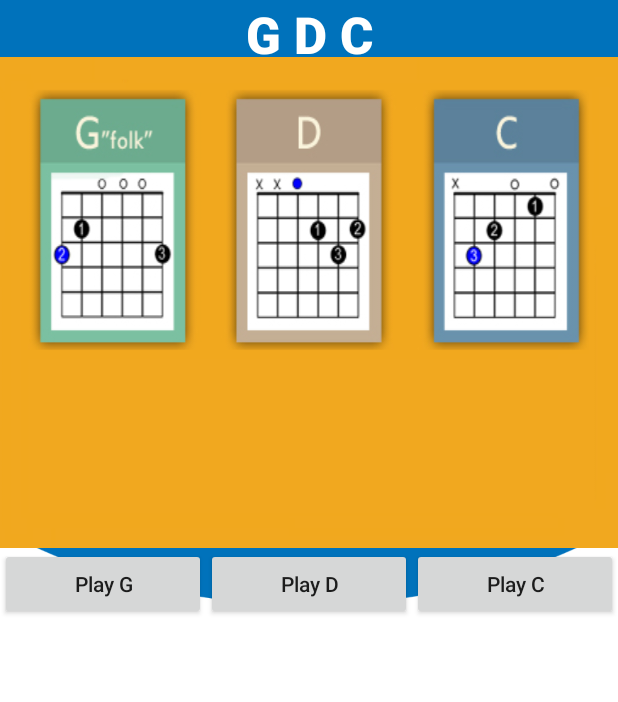
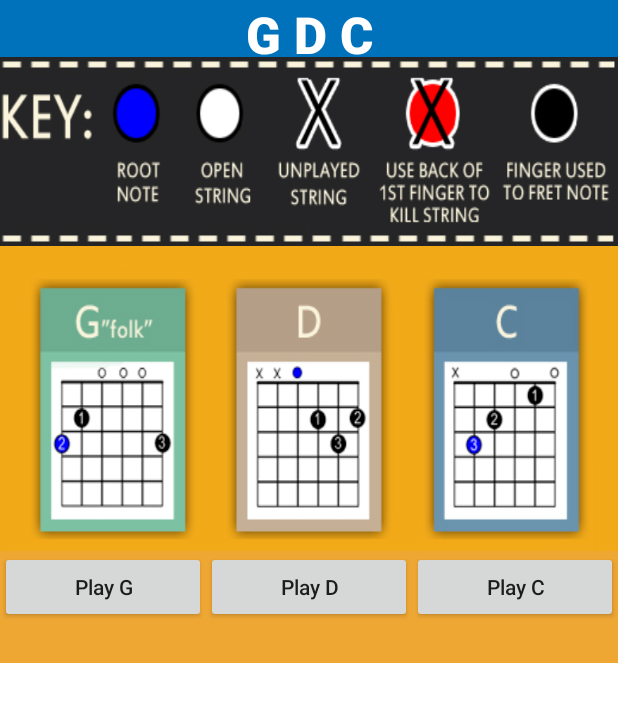
Before and after one commit to buddycoding/MyApplication2, an Android app: the ChordSheetActivity screen opened directly, with no data from a screen before it, after a tap on an icon or button, on a phone screen of 412 x 824 dp. Shown: the top 702 px of the screen. Run offline under Robolectric (Android 15) with nearby library versions, the light colour scheme and no system bars; Roboto replaces fonts that are not available here.

Commit message:
button layout update on chords sheet

```diff
--- a/app/src/main/AndroidManifest.xml
+++ b/app/src/main/AndroidManifest.xml
@@ -9,7 +9,7 @@
         android:roundIcon="@mipmap/ic_launcher_round"
         android:supportsRtl="true"
         android:theme="@style/AppTheme">
-        <activity android:name=".ChordsSounds"></activity>
+        <activity android:name=".ChordsSoundsActivity"></activity>
         <activity android:name=".SongsChordsActivity" />
         <activity
             android:name=".QuestionsActivity"
--- a/app/src/main/java/com/example/myapplication/Adapters/ChordsList.java
+++ b/app/src/main/java/com/example/myapplication/Adapters/ChordsList.java
@@ -4,15 +4,17 @@ import java.util.ArrayList;
 
 public class ChordsList {
     private String mChordName;
-    private String mSongArtist;
+    private int mChordColor;
 
-    public ChordsList(String chordName){
+    public ChordsList(String chordName, int chordNameColor){
         mChordName = chordName;
+        mChordColor = chordNameColor;
     }
 
     public String getName() {
         return mChordName;
     }
+    public int getColor(){ return mChordColor; }
 
     public static ArrayList<ChordsList> createChordList(){
         ArrayList<ChordsList> chords = new ArrayList<>();
@@ -34,12 +36,17 @@ public class ChordsList {
         chords.add(new ChordsList("E7"));
         chords.add(new ChordsList("A7"));*/
 
-        chords.add(new ChordsList("gdc"));
-        chords.add(new ChordsList("emamg"));
-        chords.add(new ChordsList("ae"));
-        chords.add(new ChordsList("dmbmf"));
-        chords.add(new ChordsList("f7f9"));
-        chords.add(new ChordsList("d7e7a7"));
+        /*
+            color codes:
+                0   yellow
+                1   red
+         */
+        chords.add(new ChordsList("gdc", 0));
+        chords.add(new ChordsList("emamg", 1));
+        chords.add(new ChordsList("ae", 0));
+        chords.add(new ChordsList("dmbmf", 1));
+        chords.add(new ChordsList("f7f9",  0));
+        chords.add(new ChordsList("d7e7a7", 1));
 
 
         return chords;
--- a/app/src/main/java/com/example/myapplication/ChordSheetActivity.java
+++ b/app/src/main/java/com/example/myapplication/ChordSheetActivity.java
@@ -1,6 +1,5 @@
 package com.example.myapplication;
 
-import android.media.MediaPlayer;
 import android.support.v7.app.AppCompatActivity;
 import android.os.Bundle;
 import android.support.v7.widget.LinearLayoutManager;
@@ -46,8 +45,9 @@ public class ChordSheetActivity extends AppCompatActivity {
     public void userItemClick(int pos) {
 
         Toast.makeText(this, "Clicked User : " + chords.get(pos).getName(), Toast.LENGTH_SHORT).show();
-        Intent intent = new Intent(this, ChordsSounds.class);
+        Intent intent = new Intent(this, ChordsSoundsActivity.class);
         intent.putExtra("ChordsName", chords.get(pos).getName());
+        intent.putExtra("ChordsColor", chords.get(pos).getColor());
         startActivity(intent);
         /*
         Intent intent = new Intent (this, SongsChordsActivity.class);
--- a/app/src/main/java/com/example/myapplication/ChordsSounds.java
+++ b/app/src/main/java/com/example/myapplication/ChordsSoundsActivity.java
@@ -1,18 +1,14 @@
 package com.example.myapplication;
 
-import android.content.Context;
 import android.content.Intent;
 import android.graphics.Color;
 import android.media.MediaPlayer;
 import android.net.Uri;
 import android.support.v7.app.AppCompatActivity;
 import android.os.Bundle;
-import android.util.Log;
-import android.view.Gravity;
 import android.view.View;
 import android.view.ViewGroup;
 import android.widget.Button;
-import android.widget.FrameLayout;
 import android.widget.ImageView;
 import android.widget.LinearLayout;
 import android.widget.RelativeLayout;
@@ -21,7 +17,7 @@ import android.widget.TextView;
 import java.util.ArrayList;
 import java.util.List;
 
-public class ChordsSounds extends AppCompatActivity {
+public class ChordsSoundsActivity extends AppCompatActivity {
 
     private MediaPlayer media;
     private List<Button> btnList;
@@ -35,6 +31,7 @@ public class ChordsSounds extends AppCompatActivity {
         TextView chordsName = findViewById(R.id.chordsNames);
 
         String chordsNameString = myIntent.getStringExtra("ChordsName");
+        int colorChords = myIntent.getIntExtra("ChordsColor",0);
 
         chordsName.setText(chordsNameString.toUpperCase().replaceAll(".(?!$)", "$0 "));
 
@@ -101,7 +98,17 @@ public class ChordsSounds extends AppCompatActivity {
 
         LinearLayout.LayoutParams lp = new LinearLayout.LayoutParams(-1, -2);
         newLL.setWeightSum(weightCount);
-        //newLL.setBackgroundColor(Color.BLUE);
+
+        if(colorChords == 0)
+        {
+            newLL.setBackgroundColor(Color.rgb(239,167,52));
+        }
+        else
+        {
+            newLL.setBackgroundColor(Color.rgb(207,52,52));
+        }
+
+        newLL.setPadding(0,0,0,40);
         newLL.setLayoutParams(lp);
 
         RelativeLayout.LayoutParams params= new RelativeLayout.LayoutParams(ViewGroup.LayoutParams.MATCH_PARENT,ViewGroup.LayoutParams.WRAP_CONTENT);
--- a/app/src/main/res/layout/activity_chords_sounds.xml
+++ b/app/src/main/res/layout/activity_chords_sounds.xml
@@ -34,12 +34,21 @@
             app:layout_constraintTop_toTopOf="parent"
             tools:ignore="HardcodedText" />
 
+        <ImageView
+            android:id="@+id/chord_image2"
+            android:layout_width="wrap_content"
+            android:layout_height="wrap_content"
+            android:scaleType="fitXY"
+            android:src="@drawable/key"
+            android:layout_below="@id/chordsNames"
+            />
+
         <LinearLayout
             android:id="@+id/ll_chordsNames2"
             android:layout_width="match_parent"
             android:layout_height="wrap_content"
             android:orientation="vertical"
-            android:layout_below="@id/chordsNames">
+            android:layout_below="@id/chord_image2">
 
             <ImageView
                 android:id="@+id/chords_sounds_image"
```
Also changed, not shown: app/src/main/res/drawable/emamg2.png, app/src/main/res/drawable/gdc2.png. Lines whose indentation alone changed are shown as unchanged.
